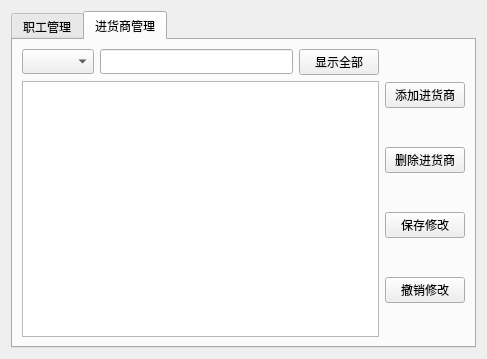
Above: staffmanager.ui from liwen123cd/curly-tribble before the change. Below: the same form after it.
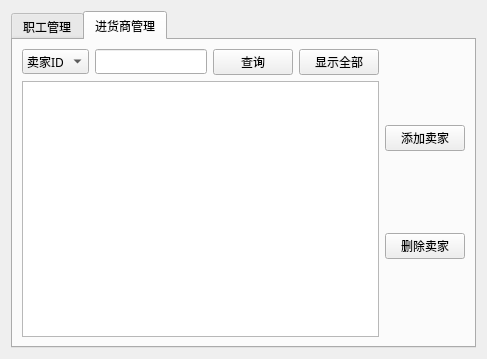
That is the form after the change. The open tabs and pages were chosen to show the change.

```diff
--- a/staffmanager.ui
+++ b/staffmanager.ui
@@ -124,11 +124,29 @@
        <item row="0" column="0">
         <layout class="QHBoxLayout" name="horizontalLayout_2">
          <item>
-          <widget class="QComboBox" name="comboBox_2"/>
+          <widget class="QComboBox" name="comboBox_2">
+           <item>
+            <property name="text">
+             <string>卖家ID</string>
+            </property>
+           </item>
+           <item>
+            <property name="text">
+             <string>仓库ID</string>
+            </property>
+           </item>
+          </widget>
          </item>
          <item>
           <widget class="QLineEdit" name="lineEdit_2"/>
          </item>
+         <item>
+          <widget class="QPushButton" name="pushButton_13">
+           <property name="text">
+            <string>查询</string>
+           </property>
+          </widget>
+         </item>
          <item>
           <widget class="QPushButton" name="pushButton_10">
            <property name="text">
@@ -143,28 +161,14 @@
          <item>
           <widget class="QPushButton" name="pushButton_5">
            <property name="text">
-            <string>添加进货商</string>
+            <string>添加卖家</string>
            </property>
           </widget>
          </item>
          <item>
           <widget class="QPushButton" name="pushButton_6">
            <property name="text">
-            <string>删除进货商</string>
-           </property>
-          </widget>
-         </item>
-         <item>
-          <widget class="QPushButton" name="pushButton_7">
-           <property name="text">
-            <string>保存修改</string>
-           </property>
-          </widget>
-         </item>
-         <item>
-          <widget class="QPushButton" name="pushButton_8">
-           <property name="text">
-            <string>撤销修改</string>
+            <string>删除卖家</string>
            </property>
           </widget>
          </item>
```
Left out of the diff: 2 changed lines with no effect on the pictures.
